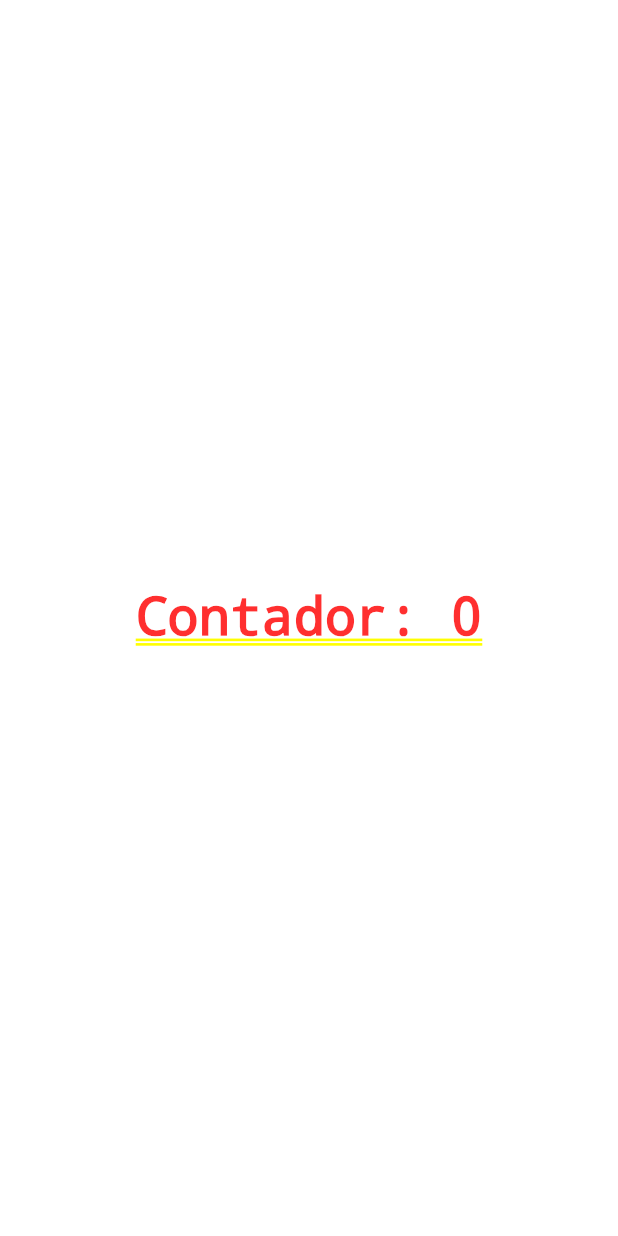
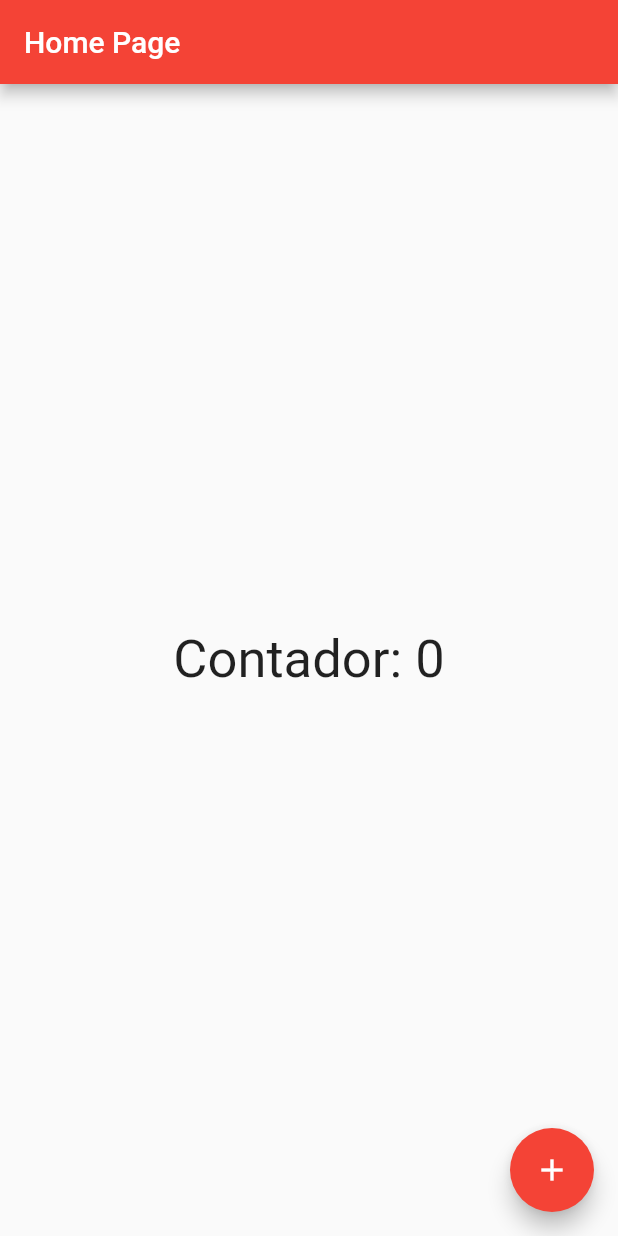
Before and after one commit to Luizgpp/Maratona-Flutter, a Flutter app: the screen it shows after launch, on a phone screen of 412 x 824 dp. Run offline on Flutter 3.47's test engine with Material 2 defaults, Android fonts, the phone set to English and light mode, and no system bars.

Commit message:
Adicionando Float Button para o contador

```diff
--- a/PrimeiroProjeto/HelloWorld/lib/home_page.dart
+++ b/PrimeiroProjeto/HelloWorld/lib/home_page.dart
@@ -12,19 +12,25 @@ class HomePageState extends State<HomePage> {
 
   @override
   Widget build(BuildContext context) {
-    return Container(
-      child: Center(
+    return Scaffold(
+      appBar: AppBar(
+        title: Text('Home Page'),
+      ),
+      body: Center(
         child: GestureDetector(
           child: Text(
             'Contador: $counter',
             style: TextStyle(fontSize: 35),
           ),
-          onTap: () {
-            setState(() {
-              counter++;
-            });
-          },
         ),
+      ),
+      floatingActionButton: FloatingActionButton(
+        child: Icon(Icons.add),
+        onPressed: () {
+          setState(() {
+            counter++;
+          });
+        },
       ),
     );
   }
```
